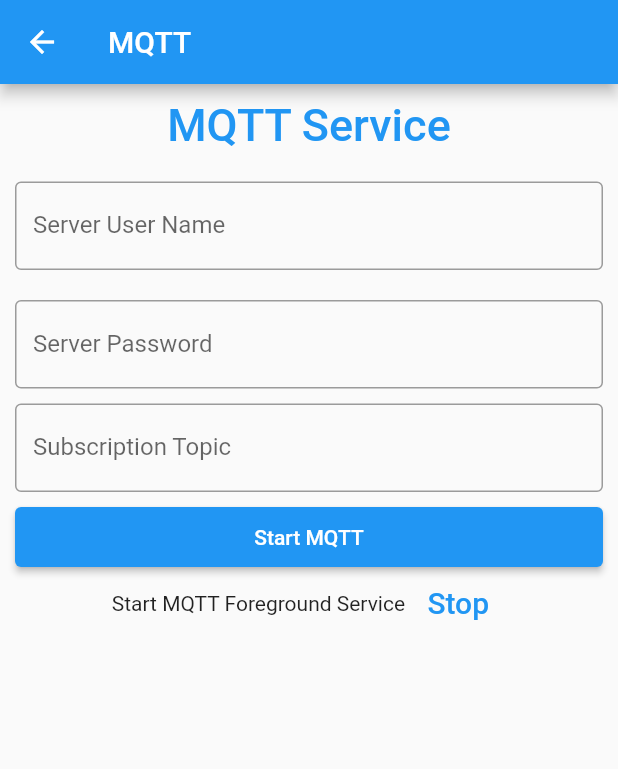
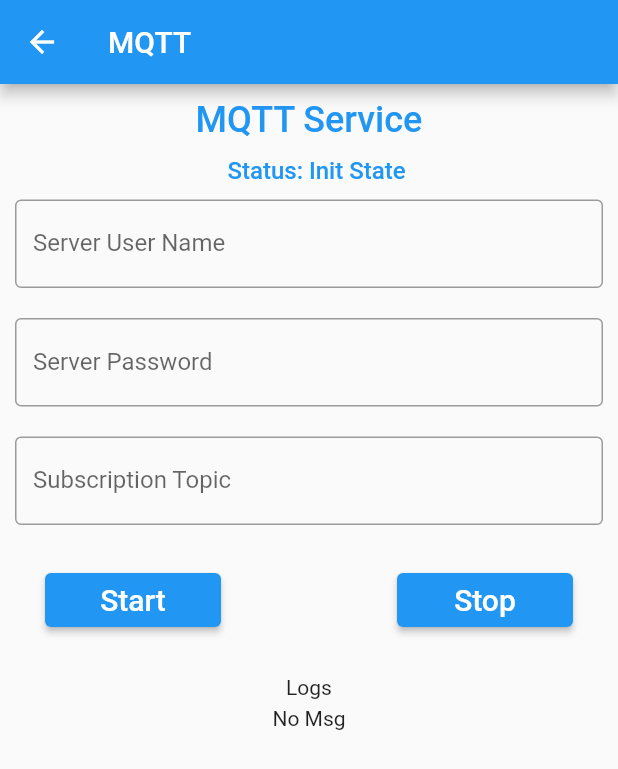
Before and after one commit to aseemsethi/my_app, a Flutter app: the MqttPage screen opened by its route, on a phone screen of 412 x 824 dp. Shown: the top 769 px of the screen. Run offline on Flutter 3.47's test engine with Material 2 defaults, Android fonts, the phone set to English and light mode, and no system bars; our stand-ins replace firebase_auth, firebase_core, font_awesome_flutter, google_sign_in; missing offline and left inert: mqtt_client; accounts and stored records are empty.

Commit message:
Added mqtt screen

```diff
--- a/lib/screens/mqtt_page.dart
+++ b/lib/screens/mqtt_page.dart
@@ -46,7 +46,22 @@ class _MqttPageState extends State<MqttPage> {
                     style: TextStyle(
                         color: Colors.blue,
                         fontWeight: FontWeight.w500,
-                        fontSize: 30),
+                        fontSize: 24),
+                  )),
+              Container(
+                  alignment: Alignment.center,
+                  padding: const EdgeInsets.fromLTRB(10, 0, 0, 0),
+                  child: Text(
+                    //'Status: ' + currentAppState.mqttState.value.toString(),
+                    'Status: ' +
+                        currentAppState.mqttState.value
+                            .toString()
+                            .split('.')
+                            .last,
+                    style: TextStyle(
+                        color: Colors.blue,
+                        fontWeight: FontWeight.w500,
+                        fontSize: 16),
                   )),
               Container(
                 padding: const EdgeInsets.all(10),
@@ -59,7 +74,7 @@ class _MqttPageState extends State<MqttPage> {
                 ),
               ),
               Container(
-                padding: const EdgeInsets.fromLTRB(10, 10, 10, 0),
+                padding: const EdgeInsets.fromLTRB(10, 10, 10, 10),
                 child: TextField(
                   obscureText: true,
                   controller: passwordController,
@@ -80,39 +95,57 @@ class _MqttPageState extends State<MqttPage> {
                 ),
               ),
               Container(
-                  height: 50,
-                  padding: const EdgeInsets.fromLTRB(10, 10, 10, 0),
-                  child: ElevatedButton(
-                    child: const Text('Start MQTT'),
-                    onPressed: () {
-                      print(nameController.text);
-                      print(passwordController.text);
-                      print(topicController.text);
-                      FocusManager.instance.primaryFocus?.unfocus();
-                      _configureAndConnect(nameController.text,
-                          passwordController.text, topicController.text);
-                    },
-                  )),
+                  height: 100,
+                  padding: const EdgeInsets.fromLTRB(30, 0, 30, 0),
+                  child: Row(
+                      mainAxisAlignment: MainAxisAlignment.spaceEvenly,
+                      children: <Widget>[
+                        Expanded(
+                            child: ElevatedButton(
+                                onPressed: () {
+                                  FocusManager.instance.primaryFocus?.unfocus();
+                                  _configureAndConnect(
+                                      nameController.text,
+                                      passwordController.text,
+                                      topicController.text);
+                                },
+                                child: Text(
+                                  "Start",
+                                  style: TextStyle(
+                                      color: Colors.white,
+                                      fontWeight: FontWeight.w500,
+                                      fontSize: 20),
+                                ))),
+                        const Spacer(flex: 1),
+                        Expanded(
+                            child: ElevatedButton(
+                          onPressed: () {
+                            manager.disconnect();
+                          },
+                          child: Text(
+                            "Stop",
+                            style: TextStyle(
+                                color: Colors.white,
+                                fontWeight: FontWeight.w500,
+                                fontSize: 20),
+                          ),
+                        )),
+                      ])),
               Row(
-                children: <Widget>[
-                  const Text('Start MQTT Foreground Service '),
-                  TextButton(
-                      child: const Text(
-                        'Stop',
-                        style: TextStyle(fontSize: 20),
-                      ),
-                      onPressed: () {}),
+                mainAxisAlignment: MainAxisAlignment.center,
+                children: [
+                  Text('Logs'),
                 ],
-                mainAxisAlignment: MainAxisAlignment.center,
+              ),
+              Container(
+                padding: const EdgeInsets.fromLTRB(20, 5, 20, 0),
+                child: Text(
+                  currentAppState.mqttMsg.value.toString(),
+                  textAlign: TextAlign.center,
+                ),
               ),
             ],
           ),
-          // Column(
-          //   children: <Widget>[
-          //     Text(currentAppState.mqttState.value.toString()),
-          //     Text(currentAppState.mqttMsg.value.toString()),
-          //   ],
-          // ),
           // floatingActionButton: FloatingActionButton(
           //   onPressed: _configureAndConnect,
           //   tooltip: 'Play',
--- a/lib/services/mqtt_manager.dart
+++ b/lib/services/mqtt_manager.dart
@@ -61,7 +61,7 @@ class MQTTManager {
     assert(_client != null);
     try {
       print('MQTT::Mosquitto start client connecting....');
-      _currentState.setAppConnectionState(MQTTAppConnectionState.connecting);
+      _currentState.setAppConnectionState(MQTTAppConnectionState.Connecting);
       await _client!.connect();
     } on Exception catch (e) {
       print('MQTT::client exception - $e');
@@ -92,12 +92,12 @@ class MQTTManager {
         MqttConnectReturnCode.noneSpecified) {
       print('MQTT::OnDisconnected callback is solicited, this is correct');
     }
-    _currentState.setAppConnectionState(MQTTAppConnectionState.disconnected);
+    _currentState.setAppConnectionState(MQTTAppConnectionState.Disconnected);
   }
 
   /// The successful connect callback
   void onConnected() {
-    _currentState.setAppConnectionState(MQTTAppConnectionState.connected);
+    _currentState.setAppConnectionState(MQTTAppConnectionState.Connected);
     print('MQTT::Mosquitto client connected....');
     _client!.subscribe(_topic, MqttQos.atLeastOnce);
     _client!.updates!.listen((List<MqttReceivedMessage<MqttMessage?>>? c) {
@@ -106,9 +106,10 @@ class MQTTManager {
 
       // final MqttPublishMessage recMess = c![0].payload;
       final String pt =
-          MqttPublishPayload.bytesToStringAsString(recMess.payload.message!);
+          MqttPublishPayload.bytesToStringAsString(recMess.payload.message);
       _currentState.setReceivedText(pt);
       _currentState.setMsg(pt);
+      print(MQTTAppConnectionState.Connected);
       print(
           'MQTT::Change notification:: topic is <${c[0].topic}>, payload is <-- $pt -->');
       print('');
--- a/lib/utils/mqttAppState.dart
+++ b/lib/utils/mqttAppState.dart
@@ -1,13 +1,13 @@
 import 'package:flutter/cupertino.dart';
 
-enum MQTTAppConnectionState { connected, disconnected, connecting }
+enum MQTTAppConnectionState { Disconnected, Connecting, Connected }
 
 class MQTTAppState with ChangeNotifier {
   ValueNotifier<String> mqttState = ValueNotifier<String>('Init State');
   ValueNotifier<String> mqttMsg = ValueNotifier<String>('No Msg');
 
   MQTTAppConnectionState _appConnectionState =
-      MQTTAppConnectionState.disconnected;
+      MQTTAppConnectionState.Disconnected;
   String _receivedText = '';
   String _historyText = '';
 
@@ -20,6 +20,7 @@ class MQTTAppState with ChangeNotifier {
   void setAppConnectionState(MQTTAppConnectionState state) {
     _appConnectionState = state;
     mqttState.value = state.toString();
+    // state.index.toString();
     notifyListeners();
   }
 
```
